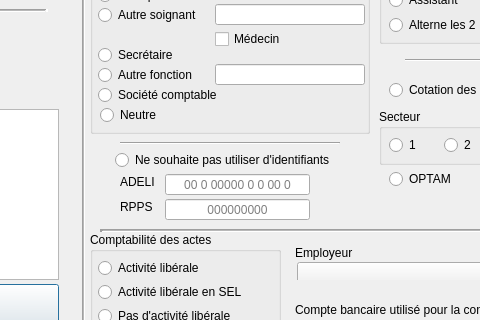
The window that Dialogs/dlg_gestionusers.ui (ukinoki/Rufus) describes before a commit, drawn with Qt 5; both pictures show x 618 to 1098 and y 82 to 402 of the 1220 by 610 pixel window.
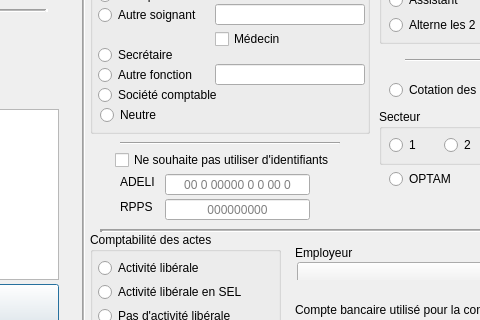
The same window after the commit. Icons and pictures are not drawn. Custom widgets are drawn as their Qt base class.

Commit message:
dlg_gestionusers : NoUseNumupRadioButton -> case a cocher
Ce radio bouton etait isole (hors buttongroup), donc impossible a decocher d'un
clic -> mauvaise UX pour un reglage on/off. Remplace par une QCheckBox (comme les
autres cases du dialogue), renommee NoUseNumcheckBox, et le connect passe de
QRadioButton::clicked a QCheckBox::clicked. isChecked()/setChecked()/setVisible()
inchanges.

What changed in the file:
```diff
--- a/Dialogs/dlg_gestionusers.ui
+++ b/Dialogs/dlg_gestionusers.ui
@@ -1297,7 +1297,7 @@
           <string>OPTAM</string>
          </property>
         </widget>
-        <widget class="UpRadioButton" name="NoUseNumupRadioButton">
+        <widget class="QCheckBox" name="NoUseNumcheckBox">
          <property name="geometry">
           <rect>
            <x>30</x>
```
The commit also changes 1 other file.
